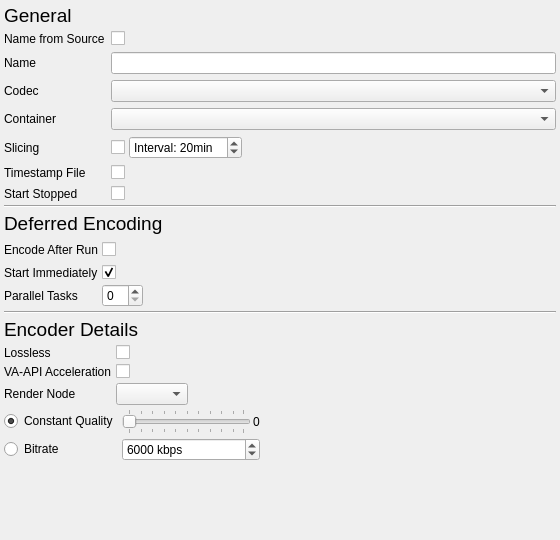
Qt form modules/videorecorder/recordersettingsdialog.ui (syntalos/syntalos) before a commit.
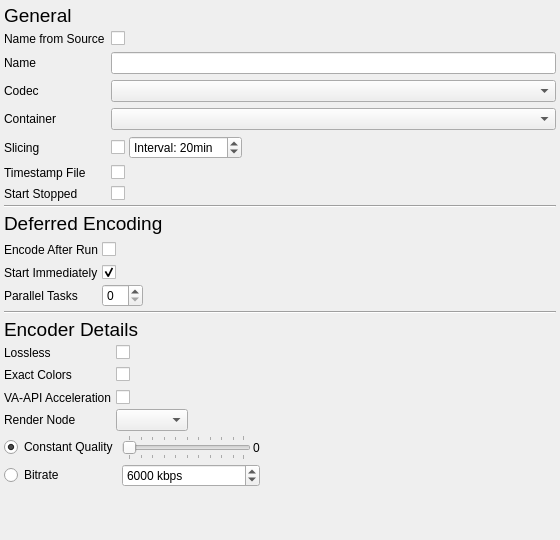
The same form after that commit. Icons and pictures are not drawn.

Commit message: videorecorder: Add an option to record colors exactly

Patch:
```diff
--- a/modules/videorecorder/recordersettingsdialog.ui
+++ b/modules/videorecorder/recordersettingsdialog.ui
@@ -509,7 +509,7 @@
         <property name="fieldGrowthPolicy">
          <enum>QFormLayout::FieldGrowthPolicy::ExpandingFieldsGrow</enum>
         </property>
-        <item row="1" column="0">
+        <item row="2" column="0">
          <widget class="QLabel" name="vaapiLabel">
           <property name="text">
            <string>VA-API Acceleration</string>
@@ -519,7 +519,7 @@
           </property>
          </widget>
         </item>
-        <item row="1" column="1">
+        <item row="2" column="1">
          <widget class="QCheckBox" name="vaapiCheckBox">
           <property name="font">
            <font>
@@ -551,14 +551,85 @@
           </property>
          </widget>
         </item>
-        <item row="2" column="0">
+        <item row="1" column="0">
+         <widget class="QLabel" name="exactColorsLabel">
+          <property name="text">
+           <string>Exact Colors</string>
+          </property>
+          <property name="buddy">
+           <cstring>exactColorsCheckBox</cstring>
+          </property>
+         </widget>
+        </item>
+        <item row="1" column="1">
+         <layout class="QHBoxLayout" name="horizontalLayout_exactColors">
+          <property name="spacing">
+           <number>2</number>
+          </property>
+          <property name="leftMargin">
+           <number>0</number>
+          </property>
+          <property name="topMargin">
+           <number>0</number>
+          </property>
+          <property name="rightMargin">
+           <number>0</number>
+          </property>
+          <property name="bottomMargin">
+           <number>0</number>
+          </property>
+          <item>
+           <widget class="QCheckBox" name="exactColorsCheckBox">
+            <property name="toolTip">
+             <string>Store color frames without converting them to subsampled YUV, so their colors are preserved exactly. Grayscale recordings are not affected by this setting.</string>
+            </property>
+            <property name="text">
+             <string/>
+            </property>
+           </widget>
+          </item>
+          <item>
+           <widget class="QPushButton" name="exactColorsInfoButton">
+            <property name="text">
+             <string/>
+            </property>
+            <property name="icon">
+             <iconset theme="dialog-information"/>
+            </property>
+            <property name="iconSize">
+             <size>
+              <width>16</width>
+              <height>16</height>
+             </size>
+            </property>
+            <property name="flat">
+             <bool>true</bool>
+            </property>
+           </widget>
+          </item>
+          <item>
+           <spacer name="horizontalSpacer_exactColors">
+            <property name="orientation">
+             <enum>Qt::Orientation::Horizontal</enum>
+            </property>
+            <property name="sizeHint" stdset="0">
+             <size>
+              <width>40</width>
+              <height>20</height>
+             </size>
+            </property>
+           </spacer>
+          </item>
+         </layout>
+        </item>
+        <item row="3" column="0">
          <widget class="QLabel" name="renderNodeLabel">
           <property name="text">
            <string>Render Node</string>
           </property>
          </widget>
         </item>
-        <item row="2" column="1">
+        <item row="3" column="1">
          <widget class="QComboBox" name="renderNodeComboBox"/>
         </item>
        </layout>
```
Left out of the diff: 2 changed lines with no effect on the pictures. The commit also changes 5 other files.
